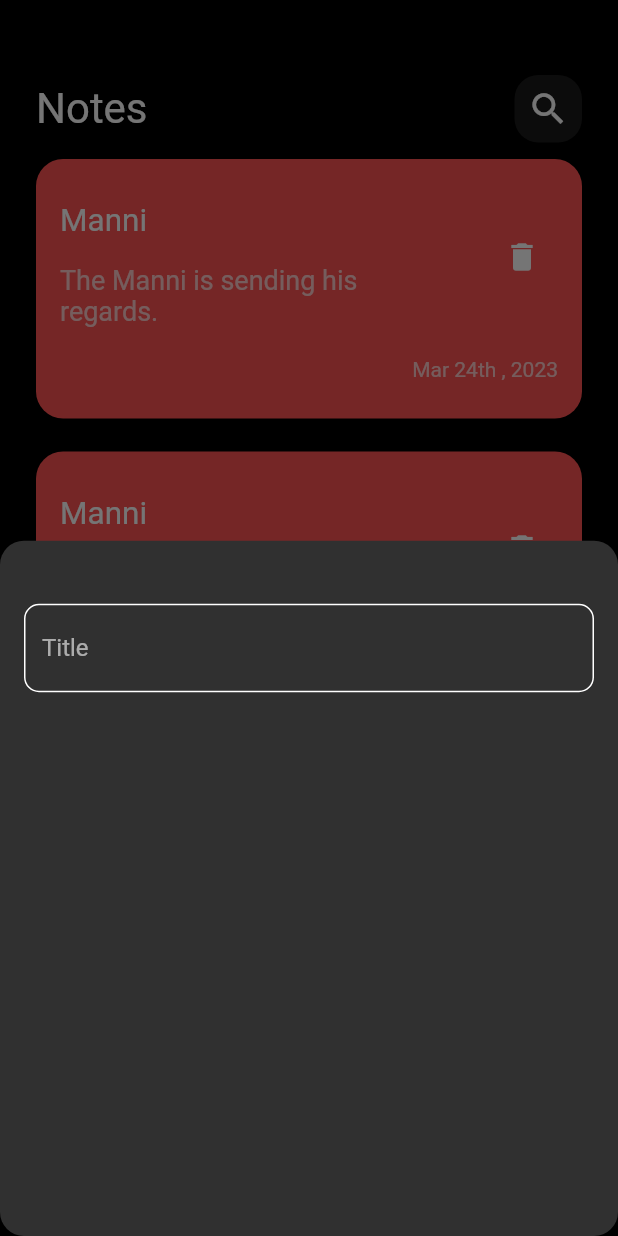
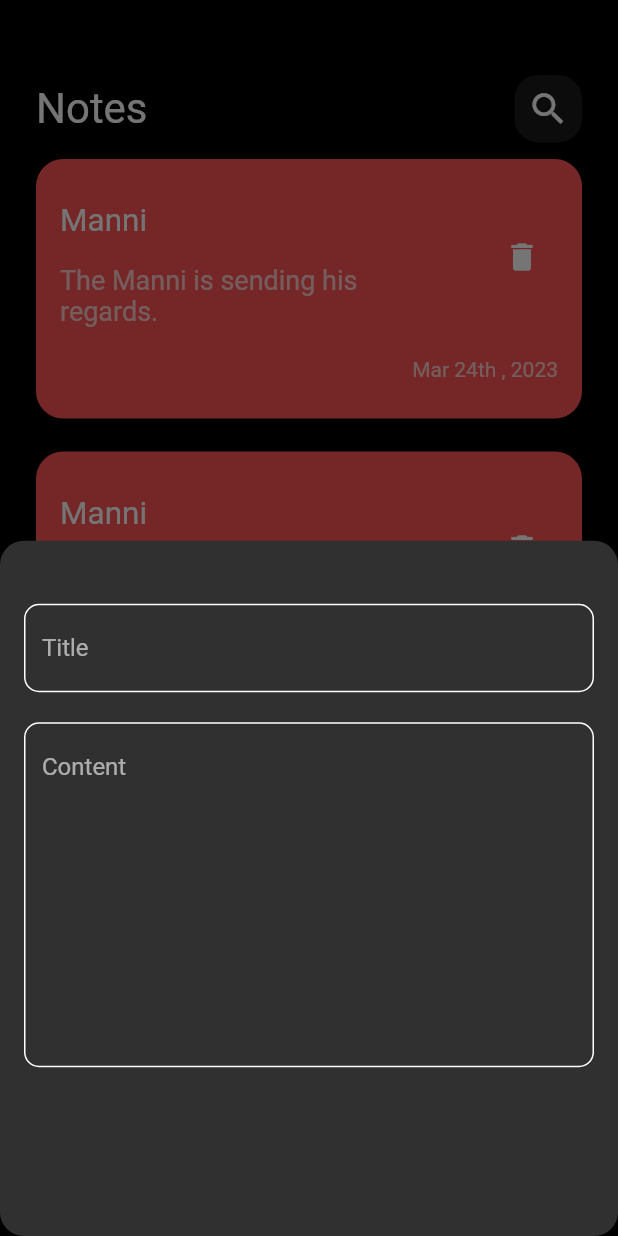
Before and after one commit to mannieeez/notes_app, a Flutter app: the screen it shows after launch, after a tap on the "add" icon, on a phone screen of 412 x 824 dp. Run offline on Flutter 3.47's test engine with Material 2 defaults, Android fonts, the phone set to English and light mode, and no system bars.

Commit message:
add fields to bottom sheet

```diff
--- a/lib/Widgets/add_note_sheet.dart
+++ b/lib/Widgets/add_note_sheet.dart
@@ -14,7 +14,14 @@ class AddNoteSheet extends StatelessWidget {
         SizedBox(
           height: 42,
         ),
-        CustomTextField(),
+        CustomTextField(
+          hint: 'Title',
+          maxLines: 1,
+        ),
+        SizedBox(
+          height: 20,
+        ),
+        CustomTextField(hint: 'Content', maxLines: 10)
       ]),
     );
   }
--- a/lib/Widgets/custom_text_field.dart
+++ b/lib/Widgets/custom_text_field.dart
@@ -2,13 +2,17 @@ import 'package:flutter/cupertino.dart';
 import 'package:flutter/material.dart';
 
 class CustomTextField extends StatelessWidget {
-  const CustomTextField({super.key});
+  const CustomTextField(
+      {super.key, required this.hint, required this.maxLines});
+  final String hint;
+  final int maxLines;
 
   @override
   Widget build(BuildContext context) {
     return TextField(
+      maxLines: this.maxLines,
       decoration: InputDecoration(
-        hintText: 'Title',
+        hintText: this.hint,
         border: BuildBorder(),
         enabledBorder: BuildBorder(),
       ),
```
